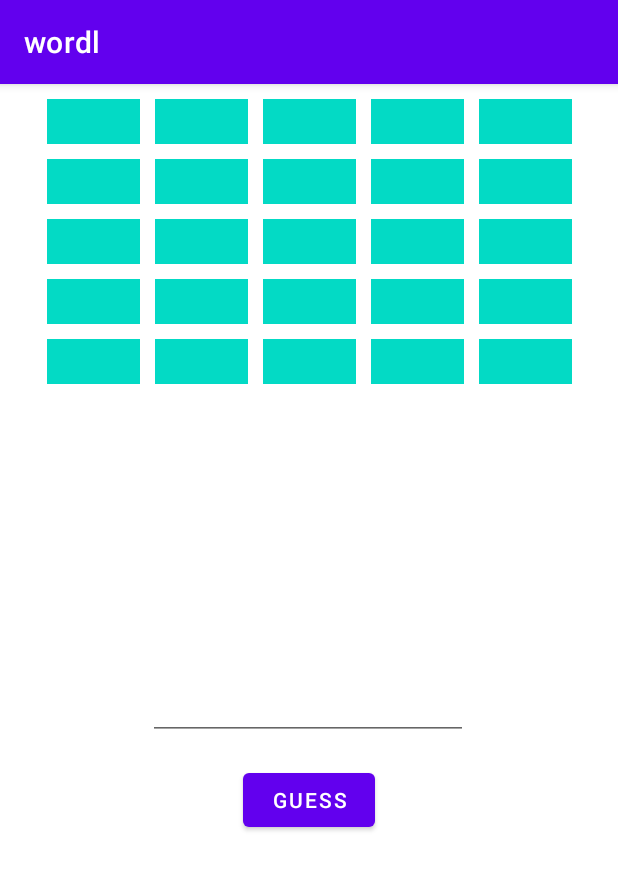
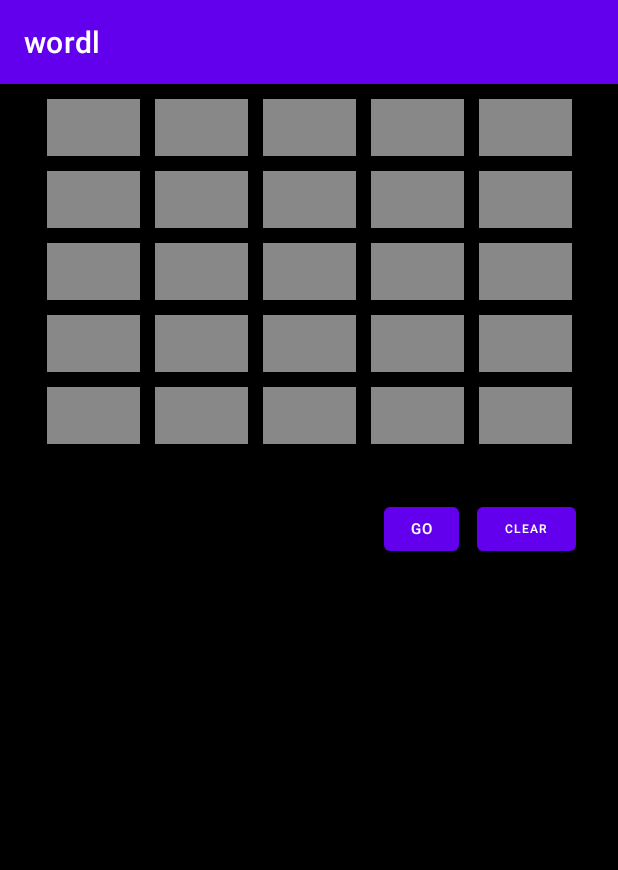
Before and after one commit to jakenelsonnn/wordl, an Android app: the screen it shows after launch (MainActivity), on a phone screen of 412 x 824 dp. Shown: the top 870 px of the screen. Run offline under Robolectric (Android 15) with nearby library versions, the phone set to English and light mode, and no system bars; our stand-ins replace data binding.

Commit message:
added guessing and colors to squares

```diff
--- a/app/src/main/java/com/example/wordl/CustomAdapter.java
+++ b/app/src/main/java/com/example/wordl/CustomAdapter.java
@@ -1,6 +1,7 @@
 package com.example.wordl;
 
 import android.content.Context;
+import android.graphics.Color;
 import android.view.LayoutInflater;
 import android.view.View;
 import android.view.ViewGroup;
@@ -9,6 +10,7 @@ import android.widget.TextView;
 
 import androidx.annotation.NonNull;
 import androidx.annotation.Nullable;
+import androidx.constraintlayout.widget.ConstraintLayout;
 
 import java.util.ArrayList;
 import java.util.Arrays;
@@ -43,6 +45,29 @@ public class CustomAdapter extends ArrayAdapter<Square> {
         Square square = squares.get(position);
         TextView textView = v.findViewById(R.id.textView);
         textView.setText(String.valueOf(square.getLetter()));
+        ConstraintLayout background = v.findViewById(R.id.square);
+
+        switch (square.getColor()){
+            case "gray":
+            {
+                background.setBackgroundColor(Color.GRAY);
+                break;
+            }
+            case "green":
+            {
+                background.setBackgroundColor(Color.GREEN);
+                break;
+            }
+            case "orange":
+            {
+                background.setBackgroundColor(Color.rgb(255, 165, 0));
+                break;
+            }
+            default:
+            {
+                background.setBackgroundColor(Color.GRAY);
+            }
+        }
 
         return v;
     }
--- a/app/src/main/java/com/example/wordl/MainActivity.java
+++ b/app/src/main/java/com/example/wordl/MainActivity.java
@@ -36,6 +36,8 @@ public class MainActivity extends AppCompatActivity {
     private int position = 0;
     private CustomAdapter customAdapter;
     private GridView gridView;
+    private EditText guessEditText;
+    private int numGuesses;
 
     @Override
     protected void onCreate(Bundle savedInstanceState) {
@@ -44,8 +46,10 @@ public class MainActivity extends AppCompatActivity {
 
         //populate the square array with empties
         for(int i = 0; i < 25; i++){
-            squares.add(new Square('\0'));
+            squares.add(new Square('\0', "grey"));
         }
+
+        numGuesses = 0;
 
         //setup the adapter with the gridview and the array
         gridView = findViewById(R.id.grid);
@@ -59,27 +63,44 @@ public class MainActivity extends AppCompatActivity {
         }
 
         //setup the text entry area
-        EditText guessEditText = findViewById(R.id.guessEditText);
+        guessEditText = findViewById(R.id.guessEditText);
 
+        //set up the guess button
         Button guessButton = (Button) findViewById(R.id.guess);
         guessButton.setOnClickListener(new View.OnClickListener() {
+            @Override
             public void onClick(View v) {
                 String guessText = String.valueOf(guessEditText.getText());
-                guessWord(guessText, position);
-                position = position + 5;
-                refresh();
-                Toast.makeText(getApplicationContext(), word, Toast.LENGTH_LONG).show();
+                if(guessText.length() != 5){
+                    Toast.makeText(getApplicationContext(), "please enter a five letter word!", Toast.LENGTH_LONG).show();
+                }else{
+                    guessWord(guessText, position);
+                    position = position + 5;
+                    refresh();
+                    guessEditText.setText("");
+                }
+            }
+        });
+
+        //set up the clear button
+        Button clearButton = (Button) findViewById(R.id.clear);
+        clearButton.setOnClickListener(new View.OnClickListener() {
+            @Override
+            public void onClick(View view) {
+                restart();
             }
         });
     }
 
     private String generateWord() throws FileNotFoundException {
         String word = "";
+
+        int wordCount = 8548;
         Random rand = new Random();
+        int randIndex = rand.nextInt(wordCount);
+        BufferedReader reader = null;
 
-        //word count in words.txt is 8548
-        int randIndex = rand.nextInt(8548);
-        BufferedReader reader = null;
+        //read the file and get the word
         try{
             reader = new BufferedReader(new InputStreamReader(getAssets().open("words.txt")));
             for(int i = 0; i != randIndex; i++){
@@ -87,7 +108,7 @@ public class MainActivity extends AppCompatActivity {
             }
 
         }catch(Exception e){
-            randIndex = 69696969;
+            //log the exception
         }
         finally{
             if (reader != null) {
@@ -99,14 +120,43 @@ public class MainActivity extends AppCompatActivity {
             }
         }
 
-        Toast.makeText(getApplicationContext(), word, Toast.LENGTH_LONG).show();
+        //Toast.makeText(getApplicationContext(), word, Toast.LENGTH_LONG).show();
         return word;
     }
 
     private void guessWord(String guess, int position){
-        if(!guess.equals(word)){
+        numGuesses++;
+        if(numGuesses < 5){
+            if(!guess.equals(word)){
+                for(int i = 0; i < 5; i++) {
+                    squares.get(position + i).setLetter(guess.charAt(i));
+
+                    if(word.charAt(i) == guess.charAt(i)) {
+                        squares.get(position + i).setColor("green");
+                    }
+                    else if(word.contains(String.valueOf(guess.charAt(i)))){
+                        squares.get(position + i).setColor("orange");
+                    }
+                }
+            }
+            else{ //correct guess
+                for(int i = 0; i < 5; i++){
+                    squares.get(position + i).setLetter(guess.charAt(i));
+                    squares.get(position + i).setColor("green");
+                }
+                Toast.makeText(getApplicationContext(), "you did it!!", Toast.LENGTH_LONG).show();
+            }
+        }else if(numGuesses == 5){
+            Toast.makeText(getApplicationContext(), "out of guesses. The word was: " + word, Toast.LENGTH_LONG).show();
             for(int i = 0; i < 5; i++) {
                 squares.get(position + i).setLetter(guess.charAt(i));
+
+                if(word.charAt(i) == guess.charAt(i)) {
+                    squares.get(position + i).setColor("green");
+                }
+                else if(word.contains(String.valueOf(guess.charAt(i)))){
+                    squares.get(position + i).setColor("orange");
+                }
             }
         }
     }
@@ -119,6 +169,27 @@ public class MainActivity extends AppCompatActivity {
                 gridView.invalidate();
             }
         });
+    }
 
+    private void restart(){
+        //reset index
+        position = 0;
+        numGuesses = 0;
+
+        //re-generate the word
+        try {
+            word = generateWord();
+        } catch (FileNotFoundException e) {
+            e.printStackTrace();
+        }
+
+        for(int i = 0; i < 25; i++){
+            squares.get(i).setLetter('\0');
+            squares.get(i).setColor("gray");
+        }
+
+        //refresh the grid, clear the text box
+        refresh();
+        guessEditText.setText("");
     }
 }
--- a/app/src/main/java/com/example/wordl/Square.java
+++ b/app/src/main/java/com/example/wordl/Square.java
@@ -3,9 +3,11 @@ package com.example.wordl;
 public class Square {
 
     private char letter;
+    private String color;
 
-    Square(char letter) {
+    Square(char letter, String color) {
         this.letter = letter;
+        this.color = color;
     }
 
     public char getLetter() {
@@ -15,4 +17,13 @@ public class Square {
     public void setLetter(char letter) {
         this.letter = letter;
     }
+
+    public String getColor() {
+        return color;
+    }
+
+    public void setColor(String color)
+    {
+        this.color = color;
+    }
 }
--- a/app/src/main/res/layout/activity_main.xml
+++ b/app/src/main/res/layout/activity_main.xml
@@ -2,15 +2,28 @@
 <layout xmlns:tools="http://schemas.android.com/tools"
     xmlns:android="http://schemas.android.com/apk/res/android"
     xmlns:app="http://schemas.android.com/apk/res-auto">
+
     <androidx.constraintlayout.widget.ConstraintLayout
         android:layout_width="match_parent"
         android:layout_height="match_parent"
+        android:background="@color/black"
         tools:context=".MainActivity">
+
+        <Button
+            android:id="@+id/clear"
+            android:layout_width="66dp"
+            android:layout_height="41dp"
+            android:layout_marginStart="12dp"
+            android:layout_marginTop="16dp"
+            android:text="clear"
+            android:textSize="8sp"
+            app:layout_constraintStart_toEndOf="@+id/guess"
+            app:layout_constraintTop_toBottomOf="@+id/grid" />
 
         <GridView
             android:id="@+id/grid"
             android:layout_width="350dp"
-        android:layout_height="350dp"
+            android:layout_height="250dp"
             android:layout_margin="10dp"
             android:horizontalSpacing="10dp"
             android:numColumns="5"
@@ -23,23 +36,24 @@
             android:id="@+id/guessEditText"
             android:layout_width="wrap_content"
             android:layout_height="wrap_content"
-        android:layout_marginTop="32dp"
+            android:layout_marginTop="16dp"
             android:ems="10"
             android:inputType="textPersonName"
             android:textAlignment="center"
             app:layout_constraintEnd_toEndOf="parent"
-        app:layout_constraintHorizontal_bias="0.497"
+            app:layout_constraintHorizontal_bias="0.154"
             app:layout_constraintStart_toStartOf="parent"
             app:layout_constraintTop_toBottomOf="@+id/grid" />
 
         <Button
             android:id="@+id/guess"
-        android:layout_width="wrap_content"
-        android:layout_height="wrap_content"
+            android:layout_width="50dp"
+            android:layout_height="41dp"
+            android:layout_marginStart="12dp"
             android:layout_marginTop="16dp"
-        android:text="guess"
-        app:layout_constraintEnd_toEndOf="parent"
-        app:layout_constraintStart_toStartOf="parent"
-        app:layout_constraintTop_toBottomOf="@+id/guessEditText" />
+            android:text="go"
+            android:textSize="10sp"
+            app:layout_constraintStart_toEndOf="@+id/guessEditText"
+            app:layout_constraintTop_toBottomOf="@+id/grid" />
     </androidx.constraintlayout.widget.ConstraintLayout>
 </layout>
--- a/app/src/main/res/layout/square.xml
+++ b/app/src/main/res/layout/square.xml
@@ -5,16 +5,20 @@
     android:id="@+id/square"
     android:layout_width="35dp"
     android:layout_height="35dp"
-    android:background="@color/teal_200">
+    android:background="@color/cardview_dark_background">
 
     <TextView
         android:id="@+id/textView"
         android:layout_width="30dp"
         android:layout_height="30dp"
+        android:layout_marginStart="2dp"
+        android:layout_marginTop="2dp"
+        android:layout_marginEnd="2dp"
+        android:layout_marginBottom="6dp"
         android:text=""
         android:textAlignment="center"
         android:textAllCaps="true"
-        android:textColor="@color/black"
+        android:textColor="@color/white"
         android:textSize="28sp"
         app:layout_constraintBottom_toBottomOf="parent"
         app:layout_constraintEnd_toEndOf="parent"
--- a/app/src/main/res/values/attrs.xml
+++ b/app/src/main/res/values/attrs.xml
@@ -1,7 +1,7 @@
 <?xml version="1.0" encoding="utf-8"?>
 <resources>
     <declare-styleable name="Square">
-        <attr name="showText" format="boolean"/>
+        <attr name="color" format="color"/>
         <attr name="letter" format="string"/>
     </declare-styleable>
 </resources>
```
Lines whose indentation alone changed are shown as unchanged.
